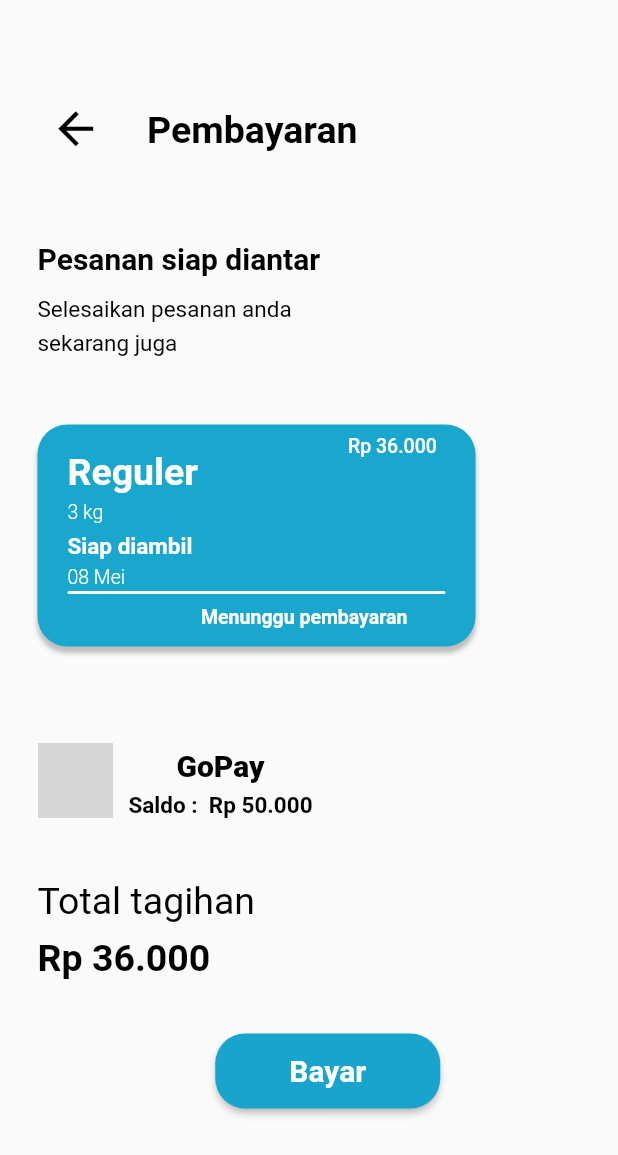
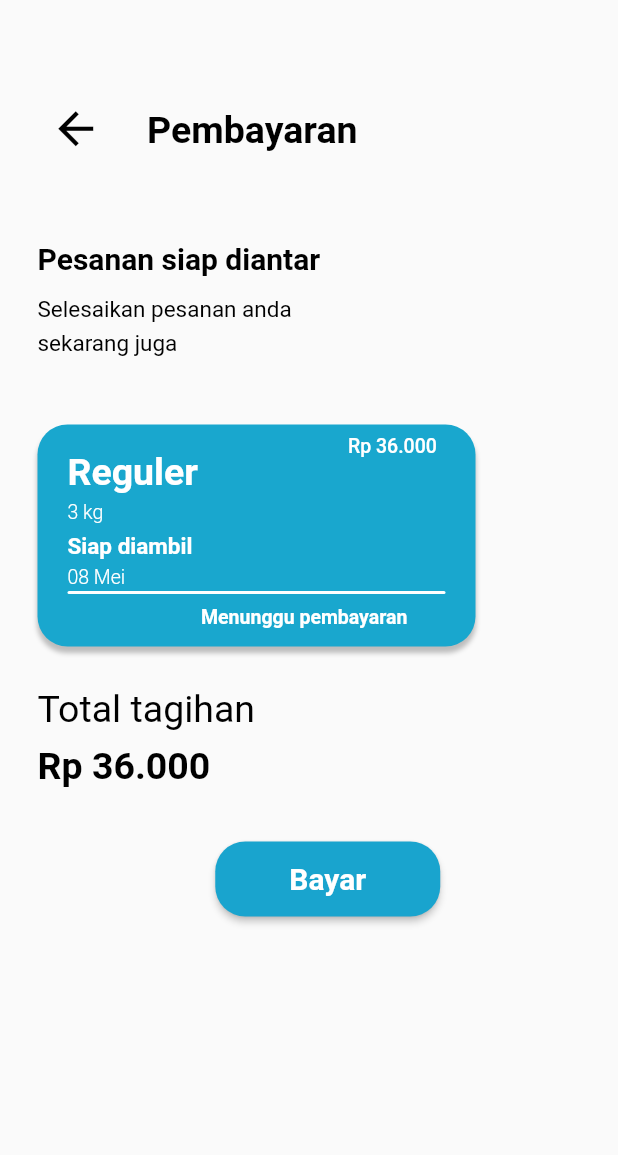
Before and after one commit to nouvosajja/Zuki-Laundry, a Flutter app: the Pembayaran screen opened directly, on a phone screen of 412 x 824 dp. Shown: the top 1155 px of the screen. Run offline on Flutter 3.47's test engine with Material 2 defaults, Android fonts, the light colour scheme and no system bars; our stand-ins replace firebase_core, firebase_messaging, iconly, shared_preferences; accounts and stored records are empty; grey boxes are pictures that could not be loaded.

Commit message:
[UB] fix, add feature

```diff
--- a/lib/pembayaran.dart
+++ b/lib/pembayaran.dart
@@ -86,7 +86,7 @@ class _paymentState extends State<Pembayaran> {
                     ),
                     Container(
                       // autogrouprsdc7xi (UTvPgW4eaA3Hb7M7GsRSdc)
-                      margin: const EdgeInsets.fromLTRB(0, 0, 0, 63),
+                      margin: const EdgeInsets.fromLTRB(0, 0, 0, 20),
                       width: double.infinity,
                       height: 148,
                       child: Stack(
@@ -315,66 +315,6 @@ class _paymentState extends State<Pembayaran> {
                         ],
                       ),
                     ),
-                    Container(
-                      // autogroupctyivMk (UTvPypu7bc1GzyxyJ3cTYi)
-                      margin: const EdgeInsets.fromLTRB(0, 0, 103, 32),
-                      width: double.infinity,
-                      height: 53,
-                      child: Row(
-                        crossAxisAlignment: CrossAxisAlignment.center,
-                        children: [
-                          Container(
-                            // gopayeHk (338:198)
-                            margin: const EdgeInsets.fromLTRB(0, 0, 5, 1),
-                            width: 50,
-                            height: 50,
-                            child: Image.asset(
-                              ("asset/image/GoPay.png"),
-                              width: 50,
-                              height: 50,
-                            ),
-                          ),
-                          Container(
-                            // autogroup4nqtMxr (UTvQ6A3uAUmA6MomTQ4nqt)
-                            width: 134,
-                            height: double.infinity,
-                            child: Column(
-                              crossAxisAlignment: CrossAxisAlignment.start,
-                              children: [
-                                Container(
-                                  // gopaytxn (338:201)
-                                  width: double.infinity,
-                                  child: const Text(
-                                    'GoPay',
-                                    textAlign: TextAlign.center,
-                                    style: TextStyle(
-                                      fontSize: 20,
-                                      fontWeight: FontWeight.w800,
-                                      height: 1.5,
-                                      color: Color(0xff000000),
-                                    ),
-                                  ),
-                                ),
-                                Container(
-                                  // saldorp50000q7L (338:202)
-                                  width: double.infinity,
-                                  child: const Text(
-                                    'Saldo :  Rp 50.000',
-                                    textAlign: TextAlign.center,
-                                    style: TextStyle(
-                                      fontSize: 15,
-                                      fontWeight: FontWeight.w600,
-                                      height: 1.5,
-                                      color: Color(0xff000000),
-                                    ),
-                                  ),
-                                ),
-                              ],
-                            ),
-                          ),
-                        ],
-                      ),
-                    ),
                     const Text(
                       // totaltagihanZZ8 (338:214)
                       'Total tagihan',
```
